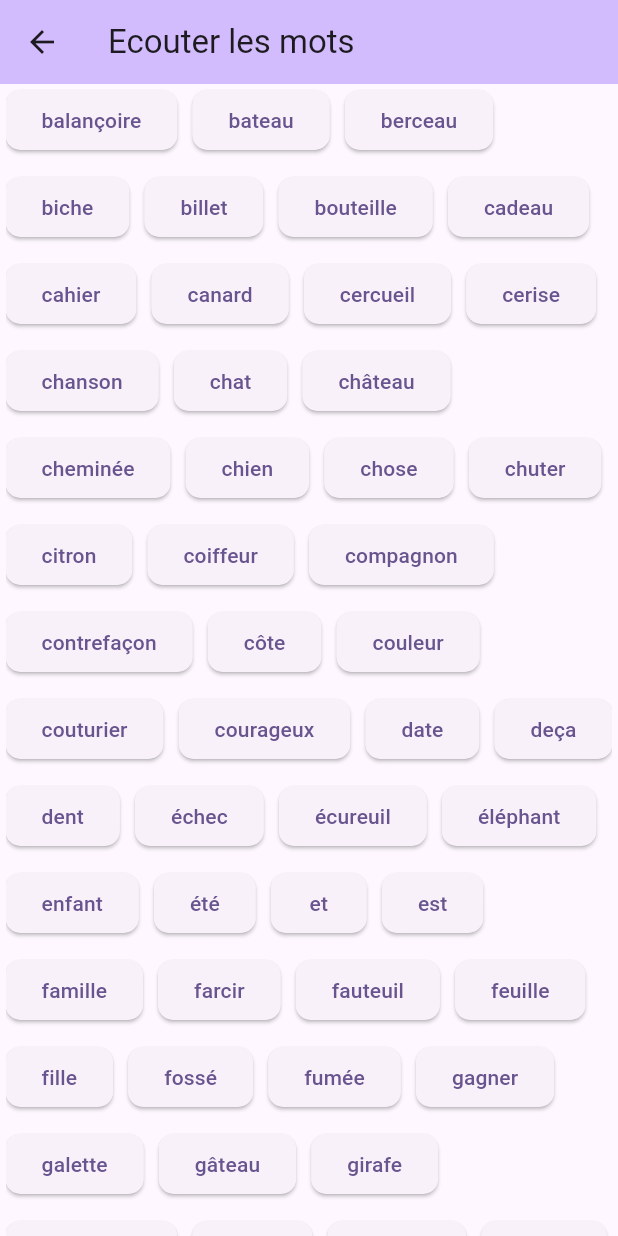
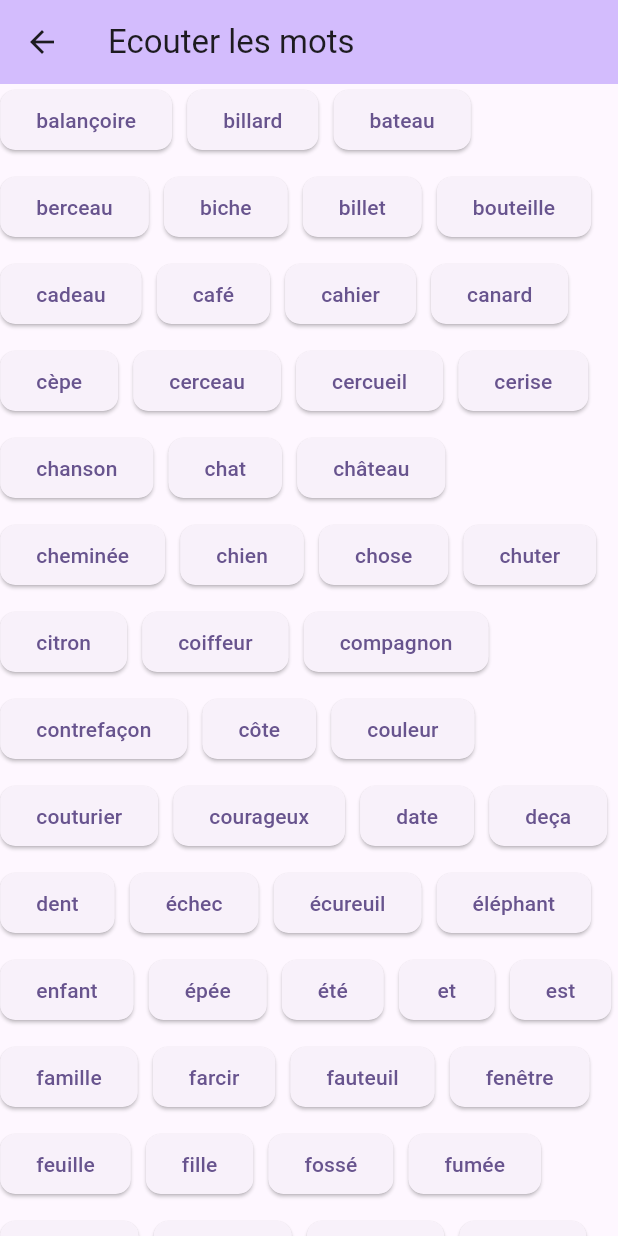
Before and after one commit to loloof64/EntrainementLecture, a Flutter app: the WordsListeningScreen screen opened directly, on a phone screen of 412 x 824 dp. Run offline on Flutter 3.47's test engine with Material 2 defaults, Android fonts, the light colour scheme and no system bars; our stand-ins replace font_awesome_flutter; missing offline and left inert: minisound.

Commit message:
added and corrected some sounds

```diff
--- a/lib/misc/sound_mappings.dart
+++ b/lib/misc/sound_mappings.dart
@@ -623,14 +623,18 @@ const complexSounds = <String, Map<String, dynamic>>{
 
 const words = <String, String>{
   'balançoire': 'assets/sounds/balançoire.mp3',
+  'billard': 'assets/sounds/billard.mp3',
   'bateau': 'assets/sounds/bateau.mp3',
   'berceau': 'assets/sounds/berceau.mp3',
   'biche': 'assets/sounds/biche.mp3',
   'billet': 'assets/sounds/billet.mp3',
   'bouteille': 'assets/sounds/bouteille.mp3',
   'cadeau': 'assets/sounds/cadeau.mp3',
+  'café': 'assets/sounds/café.mp3',
   'cahier': 'assets/sounds/cahier.mp3',
   'canard': 'assets/sounds/canard.mp3',
+  'cèpe': 'assets/sounds/cèpe.mp3',
+  'cerceau': 'assets/sounds/cerceau.mp3',
   'cercueil': 'assets/sounds/cercueil.mp3',
   'cerise': 'assets/sounds/cerise.mp3',
   'chanson': 'assets/sounds/chanson.mp3',
@@ -655,12 +659,14 @@ const words = <String, String>{
   'écureuil': 'assets/sounds/écureuil.mp3',
   'éléphant': 'assets/sounds/éléphant.mp3',
   'enfant': 'assets/sounds/enfant.mp3',
+  'épée': 'assets/sounds/épée.mp3',
   'été': 'assets/sounds/été.mp3',
   'et': 'assets/sounds/é.mp3',
   'est': 'assets/sounds/è.mp3',
   'famille': 'assets/sounds/famille.mp3',
   'farcir': 'assets/sounds/farcir.mp3',
   'fauteuil': 'assets/sounds/fauteuil.mp3',
+  'fenêtre': 'assets/sounds/fenêtre.mp3',
   'feuille': 'assets/sounds/feuil.mp3',
   'fille': 'assets/sounds/fille.mp3',
   'fossé': 'assets/sounds/fossé.mp3',
@@ -682,6 +688,7 @@ const words = <String, String>{
   'kangourou': 'assets/sounds/kangourou.mp3',
   'karaté': 'assets/sounds/karaté.mp3',
   'képi': 'assets/sounds/képi.mp3',
+  'koala': 'assets/sounds/koala.mp3',
   'lacet': 'assets/sounds/lacet.mp3',
   'lire': 'assets/sounds/lire.mp3',
   'maman': 'assets/sounds/maman.mp3',
@@ -706,6 +713,7 @@ const words = <String, String>{
   'pigeon': 'assets/sounds/pigeon.mp3',
   'poids': 'assets/sounds/poids.mp3',
   'potiron': 'assets/sounds/potiron.mp3',
+  'poucet': 'assets/sounds/poucet.mp3',
   'pyjama': 'assets/sounds/pyjama.mp3',
   'quille': 'assets/sounds/quille.mp3',
   'quoi': 'assets/sounds/quoi.mp3',
@@ -713,6 +721,7 @@ const words = <String, String>{
   'rancune': 'assets/sounds/rancune.mp3',
   'ragoût': 'assets/sounds/ragoût.mp3',
   'règle': 'assets/sounds/règle.mp3',
+  'riz': 'assets/sounds/riz.mp3',
   'rythme': 'assets/sounds/rythme.mp3',
   'rouge': 'assets/sounds/rouge.mp3',
   'ruser': 'assets/sounds/ruser.mp3',
```
Also changed, not shown: 11 other files.
